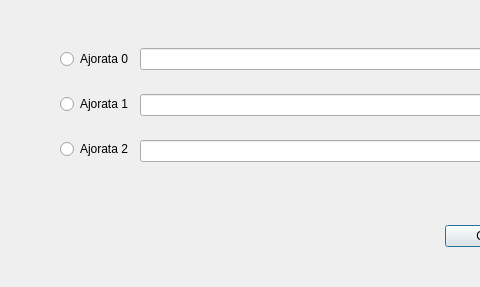
First picture: the form in dialogs/Ajoradat_dialog.ui, repository finnishtransportagency/QGIS-tieosoitetyokalu, before the edit; both pictures show x 0 to 480 and y 0 to 287 of the 794 by 287 pixel window.
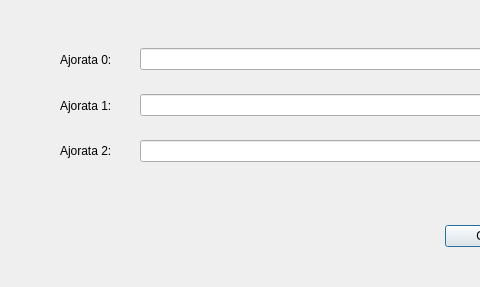
Second picture: the form after the edit.

What changed in the file:
```diff
--- a/dialogs/Ajoradat_dialog.ui
+++ b/dialogs/Ajoradat_dialog.ui
@@ -33,30 +33,30 @@
    <property name="geometry">
     <rect>
      <x>60</x>
-     <y>30</y>
+     <y>40</y>
      <width>91</width>
-     <height>151</height>
+     <height>131</height>
     </rect>
    </property>
    <layout class="QVBoxLayout" name="verticalLayout">
     <item>
-     <widget class="QRadioButton" name="radioButton_2">
+     <widget class="QLabel" name="label_2">
       <property name="text">
-       <string>Ajorata 0</string>
+       <string>Ajorata 0:</string>
       </property>
      </widget>
     </item>
     <item>
-     <widget class="QRadioButton" name="radioButton_3">
+     <widget class="QLabel" name="label_3">
       <property name="text">
-       <string>Ajorata 1</string>
+       <string>Ajorata 1:</string>
       </property>
      </widget>
     </item>
     <item>
-     <widget class="QRadioButton" name="radioButton">
+     <widget class="QLabel" name="label">
       <property name="text">
-       <string>Ajorata 2</string>
+       <string>Ajorata 2:</string>
       </property>
      </widget>
     </item>
```
